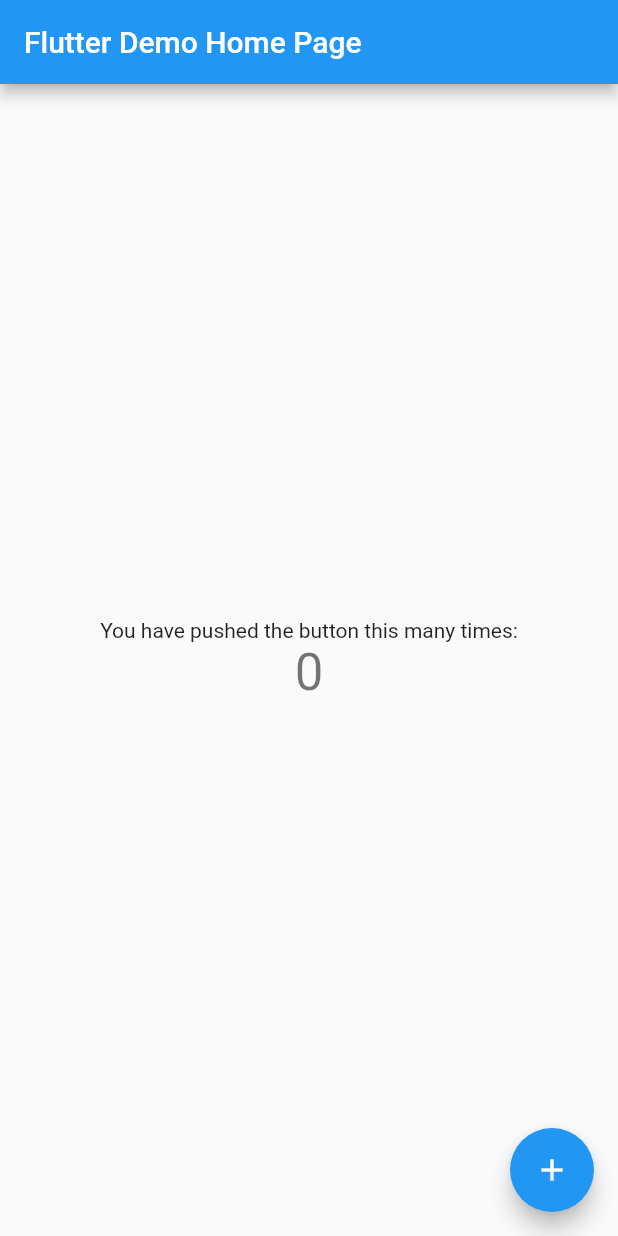
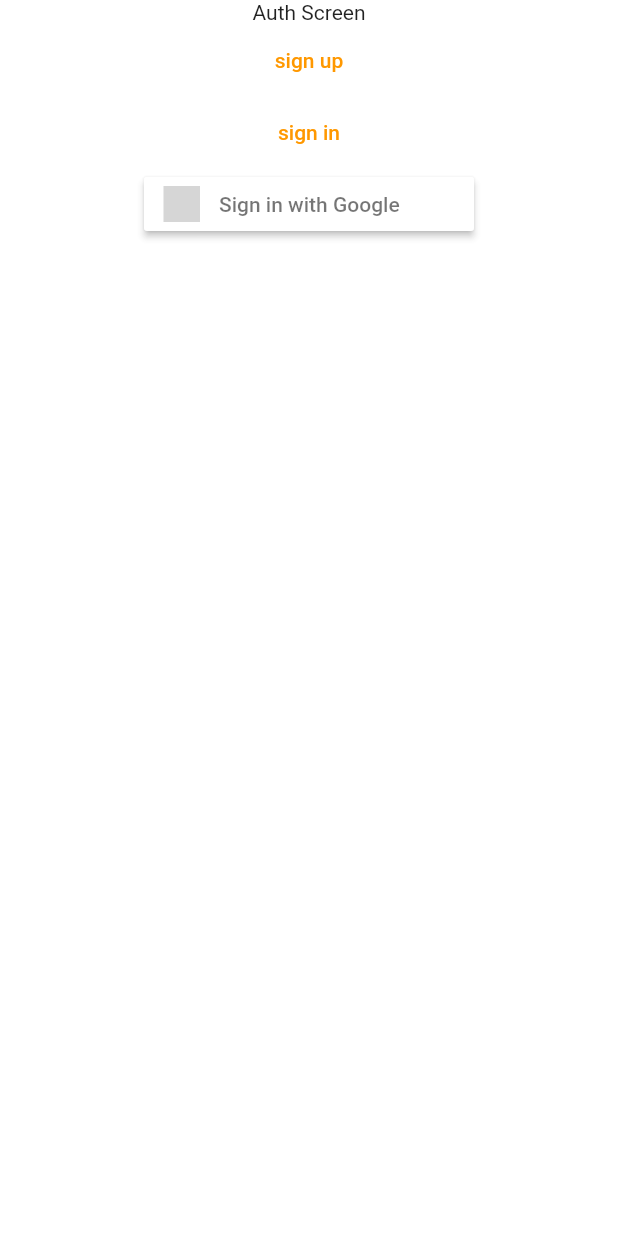
Before and after one commit to HeroPhil/hunde_zunder, a Flutter app: the screen it shows after launch, on a phone screen of 412 x 824 dp. Run offline on Flutter 3.47's test engine with Material 2 defaults, Android fonts, the phone set to English and light mode, and no system bars; our stand-ins replace cloud_firestore, cloud_functions, firebase_auth, firebase_core, flutter_signin_button, google_sign_in and 1 more; missing offline and left inert: cloud_firestore_web, cloud_functions_web, firebase_auth_web, firebase_core_web, google_sign_in_web, sign_in_with_apple_web; accounts and stored records are empty; grey boxes are pictures that could not be loaded.

Commit message:
implemented basic auth system

```diff
--- a/analysis_options.yaml
+++ b/analysis_options.yaml
@@ -24,6 +24,7 @@ linter:
   rules:
     # avoid_print: false  # Uncomment to disable the `avoid_print` rule
     # prefer_single_quotes: true  # Uncomment to enable the `prefer_single_quotes` rule
+     prefer_const_constructors: true  # Uncomment to enable the `prefer_const_constructors` rule
 
 # Additional information about this file can be found at
 # https://dart.dev/guides/language/analysis-options
--- /dev/null
+++ b/lib/app.dart
@@ -0,0 +1,21 @@
+import 'package:firebase_auth/firebase_auth.dart';
+import 'package:flutter/material.dart';
+import 'package:hunde_zunder/constants/frontend/ui_theme.dart';
+import 'package:hunde_zunder/screens/auth/auth_screen.dart';
+import 'package:hunde_zunder/screens/home/home_screen.dart';
+import 'package:hunde_zunder/services/auth/authentication_service.dart';
+import 'package:provider/src/provider.dart';
+
+class App extends StatelessWidget {
+  const App({Key? key}) : super(key: key);
+
+  @override
+  Widget build(BuildContext context) {
+    return MaterialApp(
+      title: 'PetConnect',
+      theme: UiTheme.lightTheme,
+      darkTheme: UiTheme.darkTheme,
+      home: context.watch<User?>() != null ? HomeScreen() : AuthScreen(),
+    );
+  }
+}
--- a/lib/main.dart
+++ b/lib/main.dart
@@ -1,115 +1,18 @@
+import 'package:firebase_core/firebase_core.dart';
 import 'package:flutter/material.dart';
+import 'package:hunde_zunder/app.dart';
+import 'package:hunde_zunder/root.dart';
 
-void main() {
-  runApp(const MyApp());
+void main() async {
+  WidgetsFlutterBinding.ensureInitialized();
+  await Firebase.initializeApp(
+    options: FirebaseOptions(
+        apiKey: "AIzaSyDMAsGwGnGGnB6CCvFJyMPEY7H8hHXiZuc",
+        authDomain: "hunde-zunder.firebaseapp.com",
+        projectId: "hunde-zunder",
+        storageBucket: "hunde-zunder.appspot.com",
+        messagingSenderId: "929360975704",
+        appId: "1:929360975704:web:675973e2085a8342b9372d"),
+  );
+  runApp(const Root());
 }
-
-class MyApp extends StatelessWidget {
-  const MyApp({Key? key}) : super(key: key);
-
-  // This widget is the root of your application.
-  @override
-  Widget build(BuildContext context) {
-    return MaterialApp(
-      title: 'Flutter Demo',
-      theme: ThemeData(
-        // This is the theme of your application.
-        //
-        // Try running your application with "flutter run". You'll see the
-        // application has a blue toolbar. Then, without quitting the app, try
-        // changing the primarySwatch below to Colors.green and then invoke
-        // "hot reload" (press "r" in the console where you ran "flutter run",
-        // or simply save your changes to "hot reload" in a Flutter IDE).
-        // Notice that the counter didn't reset back to zero; the application
-        // is not restarted.
-        primarySwatch: Colors.blue,
-      ),
-      home: const MyHomePage(title: 'Flutter Demo Home Page'),
-    );
-  }
-}
-
-class MyHomePage extends StatefulWidget {
-  const MyHomePage({Key? key, required this.title}) : super(key: key);
-
-  // This widget is the home page of your application. It is stateful, meaning
-  // that it has a State object (defined below) that contains fields that affect
-  // how it looks.
-
-  // This class is the configuration for the state. It holds the values (in this
-  // case the title) provided by the parent (in this case the App widget) and
-  // used by the build method of the State. Fields in a Widget subclass are
-  // always marked "final".
-
-  final String title;
-
-  @override
-  State<MyHomePage> createState() => _MyHomePageState();
-}
-
-class _MyHomePageState extends State<MyHomePage> {
-  int _counter = 0;
-
-  void _incrementCounter() {
-    setState(() {
-      // This call to setState tells the Flutter framework that something has
-      // changed in this State, which causes it to rerun the build method below
-      // so that the display can reflect the updated values. If we changed
-      // _counter without calling setState(), then the build method would not be
-      // called again, and so nothing would appear to happen.
-      _counter++;
-    });
-  }
-
-  @override
-  Widget build(BuildContext context) {
-    // This method is rerun every time setState is called, for instance as done
-    // by the _incrementCounter method above.
-    //
-    // The Flutter framework has been optimized to make rerunning build methods
-    // fast, so that you can just rebuild anything that needs updating rather
-    // than having to individually change instances of widgets.
-    return Scaffold(
-      appBar: AppBar(
-        // Here we take the value from the MyHomePage object that was created by
-        // the App.build method, and use it to set our appbar title.
-        title: Text(widget.title),
-      ),
-      body: Center(
-        // Center is a layout widget. It takes a single child and positions it
-        // in the middle of the parent.
-        child: Column(
-          // Column is also a layout widget. It takes a list of children and
-          // arranges them vertically. By default, it sizes itself to fit its
-          // children horizontally, and tries to be as tall as its parent.
-          //
-          // Invoke "debug painting" (press "p" in the console, choose the
-          // "Toggle Debug Paint" action from the Flutter Inspector in Android
-          // Studio, or the "Toggle Debug Paint" command in Visual Studio Code)
-          // to see the wireframe for each widget.
-          //
-          // Column has various properties to control how it sizes itself and
-          // how it positions its children. Here we use mainAxisAlignment to
-          // center the children vertically; the main axis here is the vertical
-          // axis because Columns are vertical (the cross axis would be
-          // horizontal).
-          mainAxisAlignment: MainAxisAlignment.center,
-          children: <Widget>[
-            const Text(
-              'You have pushed the button this many times:',
-            ),
-            Text(
-              '$_counter',
-              style: Theme.of(context).textTheme.headline4,
-            ),
-          ],
-        ),
-      ),
-      floatingActionButton: FloatingActionButton(
-        onPressed: _incrementCounter,
-        tooltip: 'Increment',
-        child: const Icon(Icons.add),
-      ), // This trailing comma makes auto-formatting nicer for build methods.
-    );
-  }
-}
--- /dev/null
+++ b/lib/root.dart
@@ -0,0 +1,38 @@
+import 'package:firebase_auth/firebase_auth.dart';
+import 'package:flutter/material.dart';
+import 'package:hunde_zunder/app.dart';
+import 'package:hunde_zunder/services/auth/authentication_service.dart';
+import 'package:provider/provider.dart';
+
+class Root extends StatelessWidget {
+  const Root({Key? key}) : super(key: key);
+
+  @override
+  Widget build(BuildContext context) {
+    return MultiProvider(
+      providers: [
+        ChangeNotifierProvider<AuthenticationService>(
+          create: (context) => AuthenticationService(FirebaseAuth.instance),
+        ),
+        // TODO use Model to broadcast currentUser
+        StreamProvider<User?>(
+          create: (context) =>
+              context.read<AuthenticationService>().authStateChanges,
+          initialData: null,
+        ),
+      ],
+      builder: (context, _) {
+        final User? user = context.watch<User?>();
+
+        // register Global Provider here
+
+        if (user != null) {
+          // register Global Provider which are dependend on the currentUser here
+
+        }
+
+        return App();
+      },
+    );
+  }
+}
--- /dev/null
+++ b/lib/screens/auth/auth_screen.dart
@@ -0,0 +1,48 @@
+import 'package:flutter/material.dart';
+import 'package:flutter_signin_button/button_view.dart';
+import 'package:flutter_signin_button/flutter_signin_button.dart';
+import 'package:hunde_zunder/services/auth/authentication_service.dart';
+import 'package:provider/src/provider.dart';
+
+class AuthScreen extends StatelessWidget {
+  static const routeName = '/auth';
+  const AuthScreen({Key? key}) : super(key: key);
+
+  @override
+  Widget build(BuildContext context) {
+    return Scaffold(
+      body: Center(
+        child: Column(
+          children: [
+            Text("Auth Screen"),
+            TextButton(
+              onPressed: () {
+                context.read<AuthenticationService>().signUpEmailAndPassword(
+                      email: "hundefreund@mail.com",
+                      password: "123456",
+                      userName: "Hunde Freund",
+                    );
+              },
+              child: Text("sign up"),
+            ),
+            TextButton(
+              onPressed: () {
+                context.read<AuthenticationService>().signInEmailAndPassword(
+                      email: "hundefreund@mail.com",
+                      password: "123456",
+                    );
+              },
+              child: Text("sign in"),
+            ),
+            SignInButton(
+              Buttons.Google,
+              onPressed: () {
+                context.read<AuthenticationService>().googleSignIn();
+              },
+            ),
+          ],
+        ),
+      ),
+    );
+  }
+}
```
Also changed, not shown: lib/generated_plugin_registrant.dart (added, +26 -0 lines), lib/screens/home/home_screen.dart (added, +30 -0 lines), lib/services/auth/authentication_service.dart (added, +342 -0 lines), pubspec.yaml (+10 -13 lines), 6 other files.
